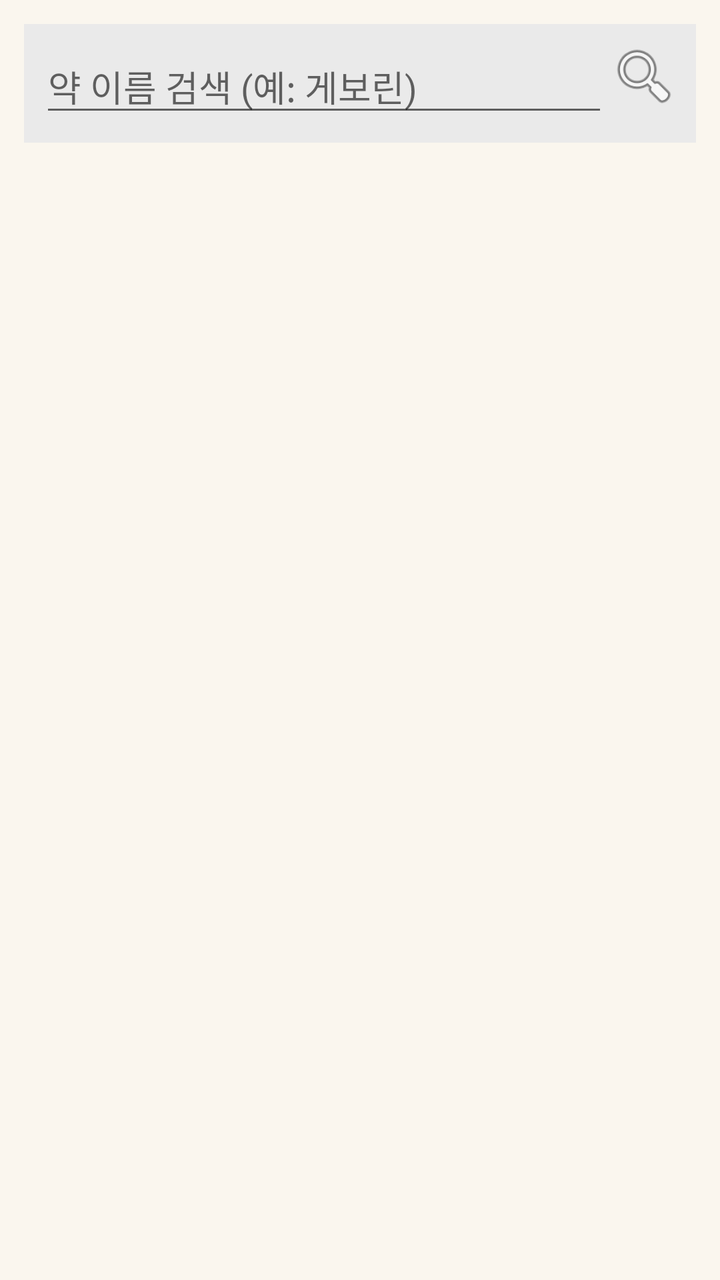
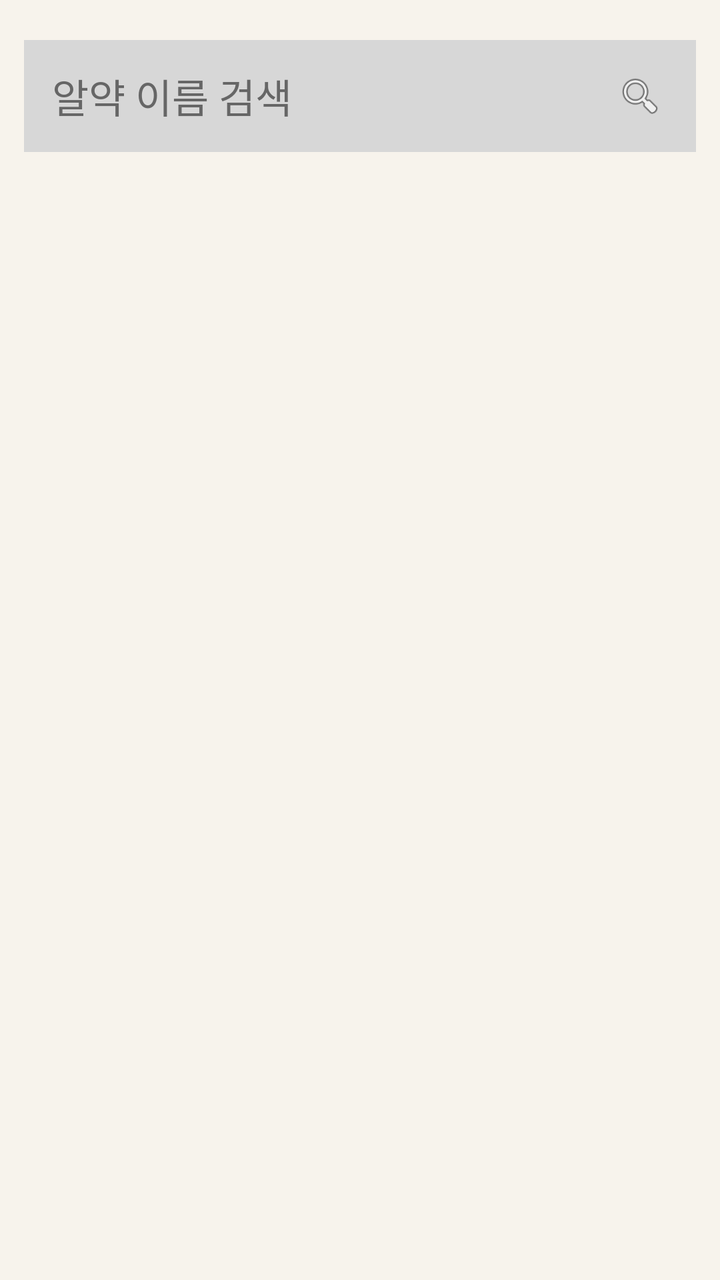

Two renders of the same Android screen: before a commit and after it. Below are the layout's source before the change and the commit's diff.
<!-- AndroidManifest.xml: application theme Theme.Medicell -->
<!-- res/layout/activity_add_pill.xml -->
<?xml version="1.0" encoding="utf-8"?>
<LinearLayout xmlns:android="http://schemas.android.com/apk/res/android"
    android:orientation="vertical"
    android:padding="12dp"
    android:background="#FAF6EE"
    android:layout_width="match_parent"
    android:layout_height="match_parent">

    <LinearLayout
        android:orientation="horizontal"
        android:background="#EAEAEA"
        android:padding="8dp"
        android:layout_width="match_parent"
        android:layout_height="wrap_content">

        <EditText
            android:id="@+id/etQuery"
            android:layout_width="0dp"
            android:layout_height="wrap_content"
            android:layout_weight="1"
            android:hint="@string/search_hint"
            android:inputType="text"
            android:singleLine="true"
            android:imeOptions="actionSearch"
            android:importantForAutofill="no" />

        <ImageView
            android:id="@+id/ivSearch"
            android:layout_width="36dp"
            android:layout_height="36dp"
            android:src="@android:drawable/ic_menu_search"
            android:contentDescription="@string/search" />
    </LinearLayout>

    <androidx.recyclerview.widget.RecyclerView
        android:id="@+id/recycler"
        android:layout_marginTop="8dp"
        android:layout_width="match_parent"
        android:layout_height="match_parent" />
</LinearLayout>
<!-- resources referenced by this layout -->
<resources>
  <string name="search">검색</string>
  <string name="search_hint">약 이름 검색 (예: 게보린)</string>
  <style name="Theme.Medicell" parent="Theme.AppCompat.DayNight.NoActionBar">
          <item name="colorPrimary">@color/purple_500</item>
          <item name="colorPrimaryDark">@color/purple_700</item>
          <item name="colorAccent">@color/teal_200</item>
      </style>
  <color name="purple_500">#FF6200EE</color>
  <color name="purple_700">#FF3700B3</color>
  <color name="teal_200">#FF03DAC5</color>
</resources>

<!-- the commit's change to res/layout/activity_add_pill.xml (unified diff, before → after) -->
@@ -1,40 +1,66 @@
 <?xml version="1.0" encoding="utf-8"?>
 <LinearLayout xmlns:android="http://schemas.android.com/apk/res/android"
+    android:layout_width="match_parent"
+    android:layout_height="match_parent"
+    android:background="#F7F3EC"
     android:orientation="vertical"
-    android:padding="12dp"
-    android:background="#FAF6EE"
-    android:layout_width="match_parent"
-    android:layout_height="match_parent">
+    android:paddingTop="14dp">
 
     <LinearLayout
+        android:layout_width="match_parent"
+        android:layout_height="56dp"
+        android:layout_marginStart="12dp"
+        android:layout_marginTop="6dp"
+        android:layout_marginEnd="12dp"
+        android:background="#D7D7D7"
+        android:gravity="center_vertical"
         android:orientation="horizontal"
-        android:background="#EAEAEA"
-        android:padding="8dp"
-        android:layout_width="match_parent"
-        android:layout_height="wrap_content">
+        android:paddingStart="14dp"
+        android:paddingEnd="14dp">
 
         <EditText
             android:id="@+id/etQuery"
             android:layout_width="0dp"
             android:layout_height="wrap_content"
             android:layout_weight="1"
-            android:hint="@string/search_hint"
+            android:background="@android:color/transparent"
+            android:hint="알약 이름 검색"
+            android:imeOptions="actionSearch"
             android:inputType="text"
+            android:maxLines="1"
+            android:padding="0dp"
             android:singleLine="true"
-            android:imeOptions="actionSearch"
-            android:importantForAutofill="no" />
+            android:textColor="#222222"
+            android:textColorHint="#666666"
+            android:textSize="20sp" />
 
         <ImageView
             android:id="@+id/ivSearch"
-            android:layout_width="36dp"
-            android:layout_height="36dp"
-            android:src="@android:drawable/ic_menu_search"
-            android:contentDescription="@string/search" />
+            android:layout_width="28dp"
+            android:layout_height="28dp"
+            android:contentDescription="검색"
+            android:padding="2dp"
+            android:src="@android:drawable/ic_menu_search" />
     </LinearLayout>
+
+    <ProgressBar
+        android:id="@+id/progressBar"
+        style="?android:attr/progressBarStyle"
+        android:layout_width="wrap_content"
+        android:layout_height="wrap_content"
+        android:layout_gravity="center_horizontal"
+        android:layout_marginTop="16dp"
+        android:visibility="gone" />
 
     <androidx.recyclerview.widget.RecyclerView
         android:id="@+id/recycler"
-        android:layout_marginTop="8dp"
         android:layout_width="match_parent"
-        android:layout_height="match_parent" />
+        android:layout_height="0dp"
+        android:layout_weight="1"
+        android:clipToPadding="false"
+        android:paddingStart="16dp"
+        android:paddingTop="14dp"
+        android:paddingEnd="16dp"
+        android:paddingBottom="20dp" />
+
 </LinearLayout>
<!-- resource entries referenced after the edit -->
@@ -1,7 +1,5 @@
 <!-- resources referenced by this layout -->
 <resources>
-  <string name="search">검색</string>
-  <string name="search_hint">약 이름 검색 (예: 게보린)</string>
   <style name="Theme.Medicell" parent="Theme.AppCompat.DayNight.NoActionBar">
           <item name="colorPrimary">@color/purple_500</item>
           <item name="colorPrimaryDark">@color/purple_700</item>
